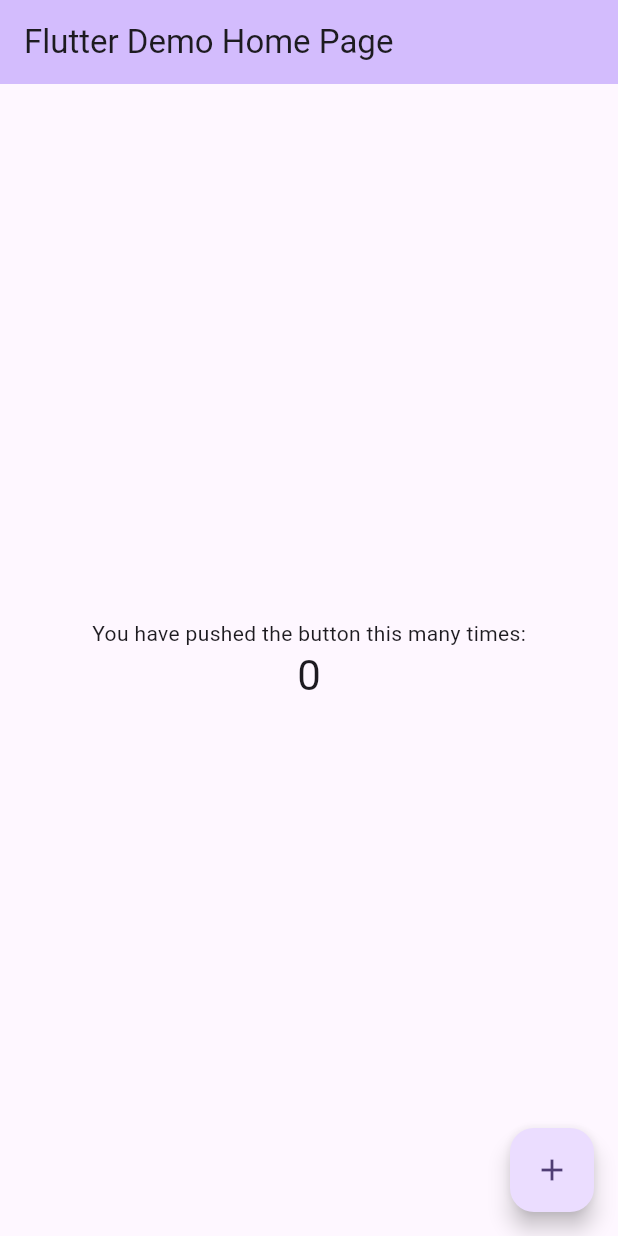
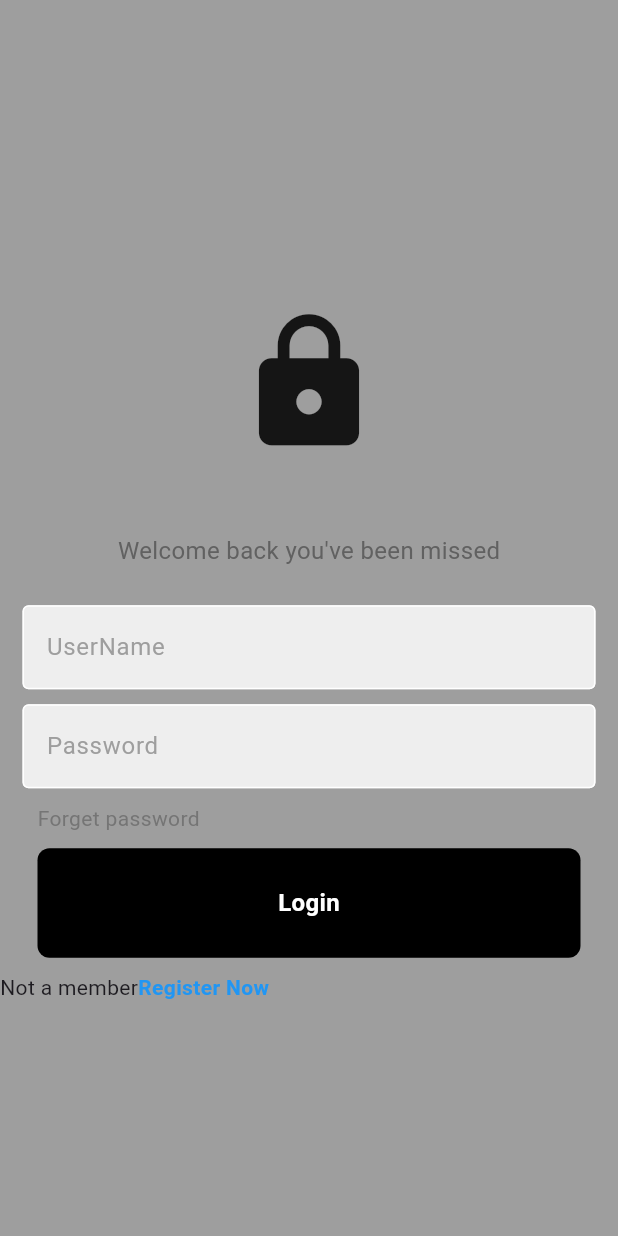
Before and after one commit to AthithyanKannan/food_delivery_app, a Flutter app: the screen it shows after launch, on a phone screen of 412 x 824 dp. Run offline on Flutter 3.47's test engine with Material 3 defaults, Android fonts, the phone set to English and light mode, and no system bars.

Commit message:
loginPage

```diff
--- /dev/null
+++ b/lib/components/my_button.dart
@@ -0,0 +1,31 @@
+import 'package:flutter/material.dart';
+
+class MyButton extends StatelessWidget {
+  final Function()? onTap;
+  const MyButton({super.key,required this.onTap});
+  @override
+  Widget build(BuildContext context) {
+    return GestureDetector(
+      onTap: onTap,
+      child: Container(
+        padding: EdgeInsets.all(25),
+
+        margin: EdgeInsets.symmetric(horizontal: 25),
+        decoration: BoxDecoration(
+          color: Colors.black,
+          borderRadius: BorderRadius.circular(8)
+        ),
+        child: Center(
+          child: Text(
+            "Login",
+            style: TextStyle(
+                color: Colors.white,
+                fontWeight: FontWeight.bold,
+                 fontSize: 16
+              )
+            ),
+        ),
+      ),
+    );
+  }
+}
--- /dev/null
+++ b/lib/components/my_text_field.dart
@@ -0,0 +1,43 @@
+import 'package:flutter/material.dart';
+
+class MyTextField extends StatefulWidget {
+  final controller;
+  final String hintText;
+  final bool obscureText;
+
+  const  MyTextField({
+    super.key,
+    required this.controller,
+    required this.hintText,
+    required this.obscureText
+  });
+
+  @override
+  _MyTextFieldState createState() => _MyTextFieldState();
+}
+
+class _MyTextFieldState extends State<MyTextField> {
+  @override
+  Widget build(BuildContext context) {
+    return Padding(
+      padding: const EdgeInsets.symmetric(horizontal: 15.0),
+      child: TextField(
+        controller: widget.controller,
+        obscureText: widget.obscureText,
+        decoration: InputDecoration(
+            enabledBorder:
+                OutlineInputBorder(borderSide: BorderSide(color: Colors.white)),
+            focusedBorder: OutlineInputBorder(
+                borderSide: BorderSide(color: Colors.grey.shade400)),
+            fillColor: Colors.grey.shade200,
+            filled: true,
+            hintText: widget.hintText,
+            hintStyle: TextStyle(
+              color: Colors.grey[500]
+            )
+            ),
+
+      ),
+    );
+  }
+}
--- a/lib/main.dart
+++ b/lib/main.dart
@@ -1,4 +1,5 @@
 import 'package:flutter/material.dart';
+import 'package:food_delivery_app/user/userLogin.dart';
 
 void main() {
   runApp(const MyApp());
@@ -7,119 +8,15 @@ void main() {
 class MyApp extends StatelessWidget {
   const MyApp({super.key});
 
-  // This widget is the root of your application.
   @override
   Widget build(BuildContext context) {
     return MaterialApp(
       title: 'Flutter Demo',
       theme: ThemeData(
-        // This is the theme of your application.
-        //
-        // TRY THIS: Try running your application with "flutter run". You'll see
-        // the application has a purple toolbar. Then, without quitting the app,
-        // try changing the seedColor in the colorScheme below to Colors.green
-        // and then invoke "hot reload" (save your changes or press the "hot
-        // reload" button in a Flutter-supported IDE, or press "r" if you used
-        // the command line to start the app).
-        //
-        // Notice that the counter didn't reset back to zero; the application
-        // state is not lost during the reload. To reset the state, use hot
-        // restart instead.
-        //
-        // This works for code too, not just values: Most code changes can be
-        // tested with just a hot reload.
         colorScheme: ColorScheme.fromSeed(seedColor: Colors.deepPurple),
         useMaterial3: true,
       ),
-      home: const MyHomePage(title: 'Flutter Demo Home Page'),
+      home: const UserLogin(),
     );
   }
 }
-
-class MyHomePage extends StatefulWidget {
-  const MyHomePage({super.key, required this.title});
-
-  // This widget is the home page of your application. It is stateful, meaning
-  // that it has a State object (defined below) that contains fields that affect
-  // how it looks.
-
-  // This class is the configuration for the state. It holds the values (in this
-  // case the title) provided by the parent (in this case the App widget) and
-  // used by the build method of the State. Fields in a Widget subclass are
-  // always marked "final".
-
-  final String title;
-
-  @override
-  State<MyHomePage> createState() => _MyHomePageState();
-}
-
-class _MyHomePageState extends State<MyHomePage> {
-  int _counter = 0;
-
-  void _incrementCounter() {
-    setState(() {
-      // This call to setState tells the Flutter framework that something has
-      // changed in this State, which causes it to rerun the build method below
-      // so that the display can reflect the updated values. If we changed
-      // _counter without calling setState(), then the build method would not be
-      // called again, and so nothing would appear to happen.
-      _counter++;
-    });
-  }
-
-  @override
-  Widget build(BuildContext context) {
-    // This method is rerun every time setState is called, for instance as done
-    // by the _incrementCounter method above.
-    //
-    // The Flutter framework has been optimized to make rerunning build methods
-    // fast, so that you can just rebuild anything that needs updating rather
-    // than having to individually change instances of widgets.
-    return Scaffold(
-      appBar: AppBar(
-        // TRY THIS: Try changing the color here to a specific color (to
-        // Colors.amber, perhaps?) and trigger a hot reload to see the AppBar
-        // change color while the other colors stay the same.
-        backgroundColor: Theme.of(context).colorScheme.inversePrimary,
-        // Here we take the value from the MyHomePage object that was created by
-        // the App.build method, and use it to set our appbar title.
-        title: Text(widget.title),
-      ),
-      body: Center(
-        // Center is a layout widget. It takes a single child and positions it
-        // in the middle of the parent.
-        child: Column(
-          // Column is also a layout widget. It takes a list of children and
-          // arranges them vertically. By default, it sizes itself to fit its
-          // children horizontally, and tries to be as tall as its parent.
-          //
-          // Column has various properties to control how it sizes itself and
-          // how it positions its children. Here we use mainAxisAlignment to
-          // center the children vertically; the main axis here is the vertical
-          // axis because Columns are vertical (the cross axis would be
-          // horizontal).
-          //
-          // TRY THIS: Invoke "debug painting" (choose the "Toggle Debug Paint"
-          // action in the IDE, or press "p" in the console), to see the
-          // wireframe for each widget.
-          mainAxisAlignment: MainAxisAlignment.center,
-          children: <Widget>[
-            const Text(
-              'You have pushed the button this many times:',
-            ),
-            Text(
-              '$_counter',
-              style: Theme.of(context).textTheme.headlineMedium,
-            ),
-          ],
-        ),
-      ),
-      floatingActionButton: FloatingActionButton(
-        onPressed: _incrementCounter,
-        tooltip: 'Increment',
-        child: const Icon(Icons.add),
-      ), // This trailing comma makes auto-formatting nicer for build methods.
-    );
-  }
-}
--- /dev/null
+++ b/lib/user/userLogin.dart
@@ -0,0 +1,94 @@
+import 'package:flutter/material.dart';
+import 'package:food_delivery_app/components/my_button.dart';
+import 'package:food_delivery_app/components/my_text_field.dart';
+
+class UserLogin extends StatefulWidget {
+  const UserLogin({Key? key}) : super(key: key);
+
+  @override
+  _UserLoginState createState() => _UserLoginState();
+}
+
+TextEditingController userName = TextEditingController();
+TextEditingController password = TextEditingController();
+
+void login() {}
+
+class _UserLoginState extends State<UserLogin> {
+  @override
+  Widget build(BuildContext context) {
+    return Scaffold(
+      backgroundColor: Colors.grey,
+      body: SafeArea(
+        child: Center(
+          child: Column(
+            mainAxisAlignment: MainAxisAlignment.center,
+            children: [
+              const SizedBox(
+                height: 50,
+              ),
+              const Icon(
+                Icons.lock,
+                size: 100,
+              ),
+              const SizedBox(
+                height: 50,
+              ),
+              Text(
+                "Welcome back you\'ve been missed",
+                style: TextStyle(
+                  color: Colors.grey[700],
+                  fontSize: 16,
+                ),
+              ),
+              const SizedBox(height: 25),
+              MyTextField(
+                controller: userName,
+                hintText: "UserName",
+                obscureText: false,
+              ),
+              const SizedBox(
+                height: 10,
+              ),
+              MyTextField(
+                controller: password,
+                hintText: "Password",
+                obscureText: true,
+              ),
+              const SizedBox(
+                height: 10,
+              ),
+              Padding(
+                padding: const EdgeInsets.symmetric(horizontal: 25.0),
+                child: Row(
+                  children: [
+                    Text(
+                      "Forget password",
+                      style: TextStyle(color: Colors.grey[600]),
+                    ),
+                  ],
+                ),
+              ),
+              const SizedBox(height: 10),
+              MyButton(onTap: login),
+              const SizedBox(height: 10),
+              Row(
+                children: [
+                  Text("Not a member"),
+                  SizedBox(
+                    height: 4,
+                  ),
+                  Text(
+                    "Register Now",
+                    style: TextStyle(
+                        color: Colors.blue, fontWeight: FontWeight.bold),
+                  )
+                ],
+              )
+            ],
+          ),
+        ),
+      ),
+    );
+  }
+}
```
